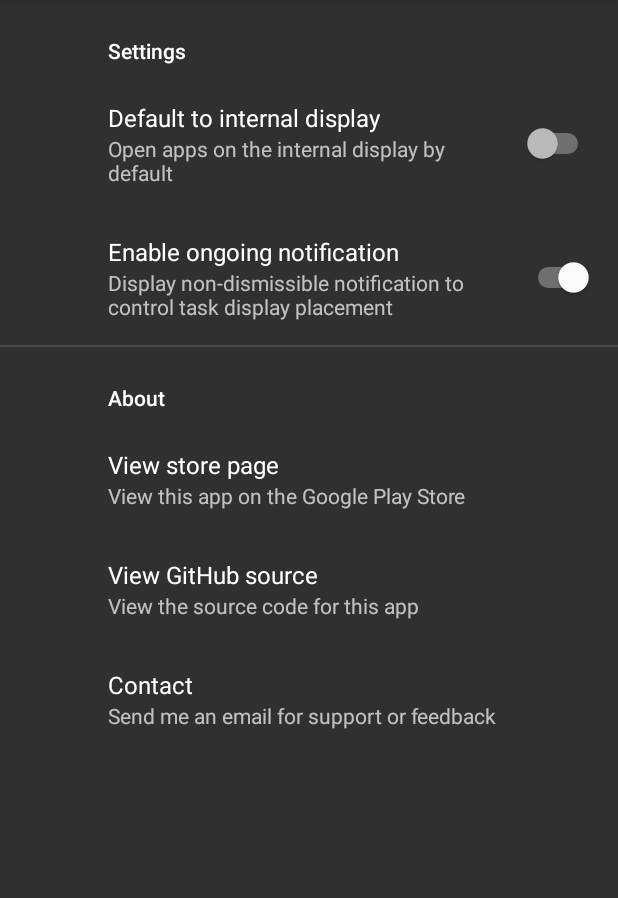
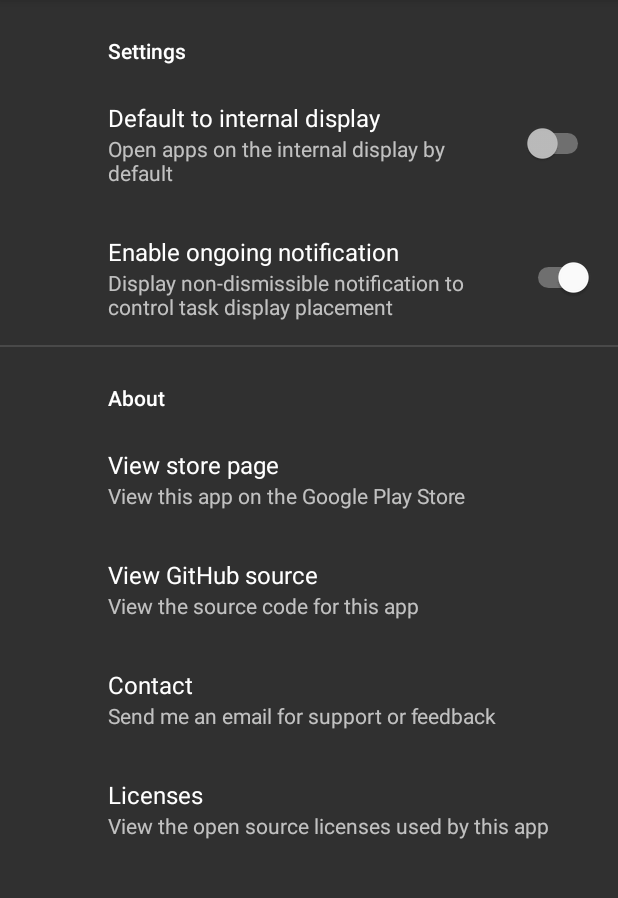
Before and after one commit to tytydraco/ExtLaunch, an Android app: the SettingsPreferenceFragment screen opened directly, with no data from a screen before it, on a phone screen of 412 x 824 dp, the part 84-982 px from its top. Run offline under Robolectric (Android 15) with nearby library versions, the phone set to English and light mode, and no system bars; our stand-ins replace androidx.preference; libraries missing offline, so code that uses them is left out: com.google.android.gms.

Commit message:
Add open source licenses
Signed-off-by: Tyler Nijmeh <tylernij@gmail.com>

```diff
--- a/app/build.gradle
+++ b/app/build.gradle
@@ -1,6 +1,7 @@
 apply plugin: 'com.android.application'
 apply plugin: 'kotlin-android'
 apply plugin: 'kotlin-android-extensions'
+apply plugin: 'com.google.android.gms.oss-licenses-plugin'
 
 android {
     compileSdkVersion 30
@@ -30,4 +31,5 @@ dependencies {
     implementation 'androidx.appcompat:appcompat:1.2.0'
     implementation "androidx.recyclerview:recyclerview:1.1.0"
     implementation 'androidx.preference:preference:1.1.1'
+    implementation 'com.google.android.gms:play-services-oss-licenses:17.0.0'
 }
--- a/app/src/main/res/xml/preference_settings.xml
+++ b/app/src/main/res/xml/preference_settings.xml
@@ -24,5 +24,9 @@
             android:key="contact"
             android:title="Contact"
             android:summary="Send me an email for support or feedback" />
+        <Preference
+            android:key="licenses"
+            android:title="Licenses"
+            android:summary="View the open source licenses used by this app" />
     </PreferenceCategory>
 </PreferenceScreen>
--- a/build.gradle
+++ b/build.gradle
@@ -8,6 +8,7 @@ buildscript {
     dependencies {
         classpath "com.android.tools.build:gradle:4.0.1"
         classpath "org.jetbrains.kotlin:kotlin-gradle-plugin:$kotlin_version"
+        classpath 'com.google.android.gms:oss-licenses-plugin:0.10.2'
 
         // NOTE: Do not place your application dependencies here; they belong
         // in the individual module build.gradle files
```
Also changed, not shown: app/src/main/java/com/draco/extlaunch/SettingsPreferenceFragment.kt (+9 -0 lines).
